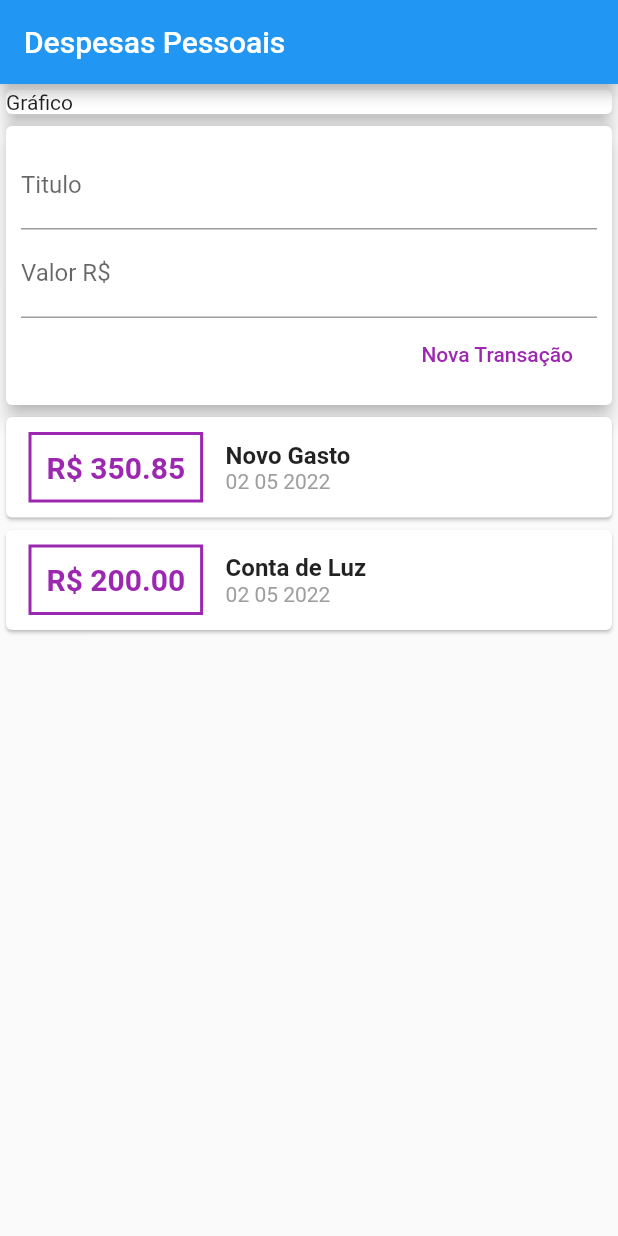
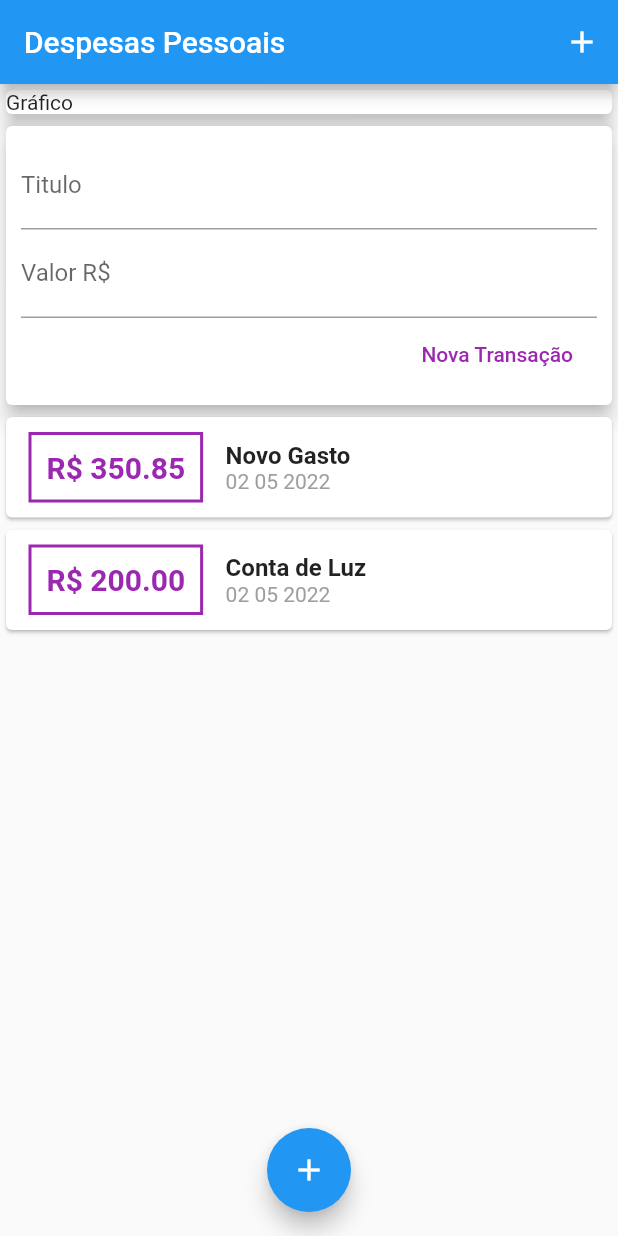
Before and after one commit to LucasWMedeiros/ProjetoGastosPessoais, a Flutter app: the screen it shows after launch, on a phone screen of 412 x 824 dp. Run offline on Flutter 3.47's test engine with Material 2 defaults, Android fonts, the phone set to English and light mode, and no system bars; missing offline and left inert: dart:ffi.

Commit message:
adicionando floattinbutton e iconbutton no main.dart

```diff
--- a/lib/componentes/transaction_list.dart
+++ b/lib/componentes/transaction_list.dart
@@ -1,4 +1,4 @@
-// ignore_for_file: use_key_in_widget_constructors
+// ignore_for_file: use_key_in_widget_constructors, prefer_const_constructors
 
 import 'package:flutter/material.dart';
 import 'package:intl/intl.dart';
@@ -27,7 +27,6 @@ class TransactionList extends StatelessWidget {
                 padding: EdgeInsets.all(10),
                 child: Text(
                   'R\$ ${tr.value.toStringAsFixed(2)}',
-                  // ignore: prefer_const_constructors
                   style: TextStyle(
                       fontWeight: FontWeight.bold,
                       fontSize: 20,
@@ -39,7 +38,6 @@ class TransactionList extends StatelessWidget {
                 children: [
                   Text(
                     tr.tittle,
-                    // ignore: prefer_const_constructors
                     style: TextStyle(fontWeight: FontWeight.bold, fontSize: 16),
                   ),
                   Text(
--- a/lib/main.dart
+++ b/lib/main.dart
@@ -15,16 +15,17 @@ class ExpansesApp extends StatelessWidget {
 }
 
 class MyHomePage extends StatelessWidget {
-
-
-
-
-
   @override
   Widget build(BuildContext context) {
     return Scaffold(
         appBar: AppBar(
           title: Text('Despesas Pessoais'),
+          actions: [
+            IconButton(
+              icon: Icon(Icons.add),
+              onPressed: () {},
+            )
+          ],
         ),
         body: SingleChildScrollView(
           child: Column(
@@ -40,6 +41,12 @@ class MyHomePage extends StatelessWidget {
               TransactionUser()
             ],
           ),
-        ));
+        ),
+        floatingActionButton: FloatingActionButton(
+          child: Icon(Icons.add),
+          onPressed: (){},
+        ),
+        floatingActionButtonLocation: FloatingActionButtonLocation.centerFloat,
+        );
   }
 }
```
